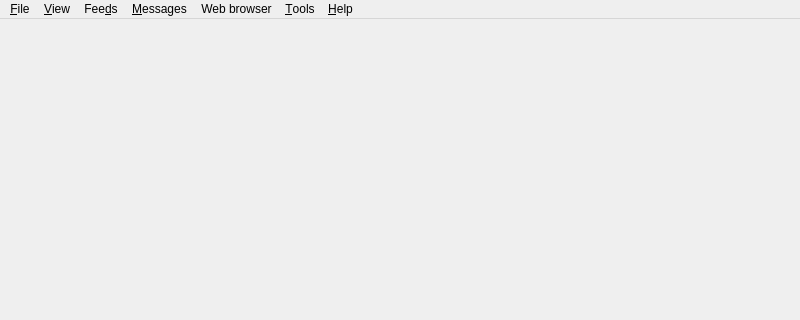
martinrotter/rssguard, file src/gui/formmain.ui: the form before one commit; both pictures show x 0 to 800 and y 0 to 320 of the 800 by 600 pixel window.
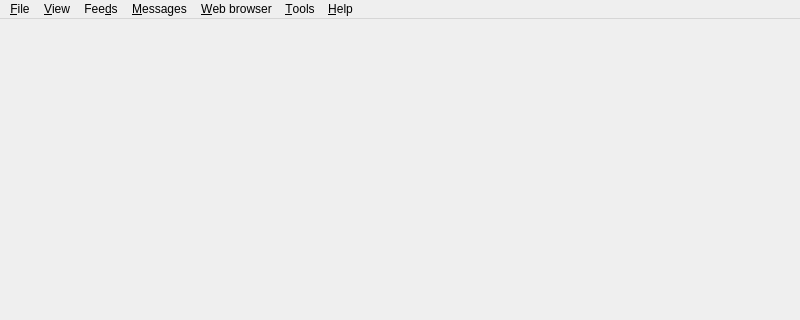
The form after the commit. Custom widgets are drawn as their Qt base class.

Diff of the .ui file:
```diff
--- a/src/gui/formmain.ui
+++ b/src/gui/formmain.ui
@@ -80,7 +80,7 @@
    </widget>
    <widget class="QMenu" name="m_menuWebBrowser">
     <property name="title">
-     <string>Web browser</string>
+     <string>&amp;Web browser</string>
     </property>
     <widget class="QMenu" name="m_menuCurrentTab">
      <property name="title">
```
Left out of the diff: 66 changed lines with no effect on the pictures.
